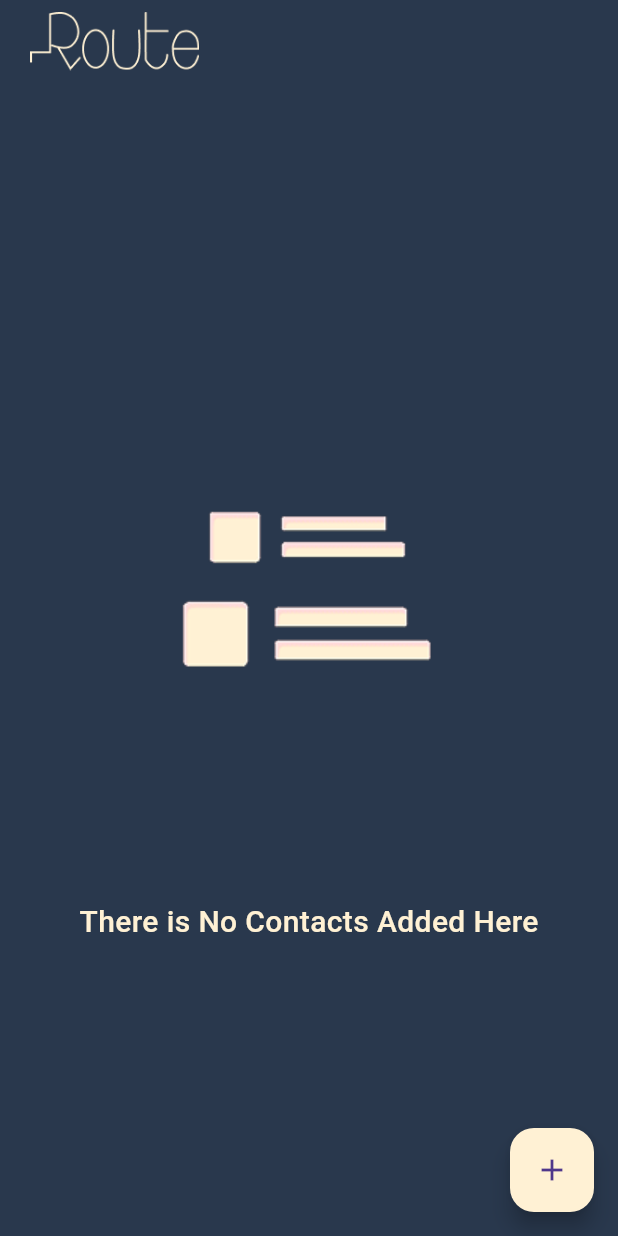
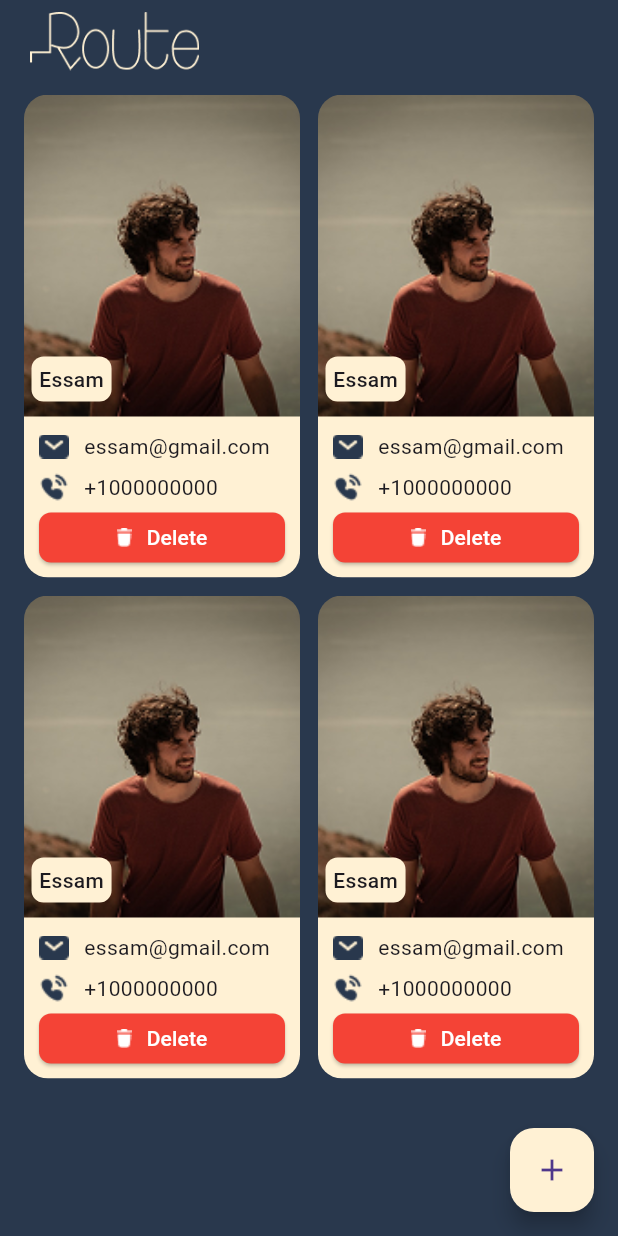
Before and after one commit to essammetwally1/contact, a Flutter app: the screen it shows after launch, on a phone screen of 412 x 824 dp. Run offline on Flutter 3.47's test engine with Material 3 defaults, Android fonts, the phone set to English and light mode, and no system bars; our stand-ins replace image_picker.

Commit message:
contact item widget build

```diff
--- a/lib/screens/home_screen.dart
+++ b/lib/screens/home_screen.dart
@@ -20,24 +20,138 @@ class HomeScreen extends StatelessWidget {
               child: Image.asset('assets/route.png', height: 39, width: 117),
             ),
             Expanded(
+              child: Padding(
+                padding: const EdgeInsets.all(16),
+                child: GridView.builder(
+                  itemCount: 4,
+                  gridDelegate: const SliverGridDelegateWithFixedCrossAxisCount(
+                    crossAxisCount: 2, // 2 items per row
+                    crossAxisSpacing: 12, // space between columns
+                    mainAxisSpacing: 12, // space between rows
+                    childAspectRatio: 2 / 3.5,
+                  ),
+                  itemBuilder: (context, index) {
+                    return Container(
+                      clipBehavior: Clip.antiAlias,
+                      decoration: BoxDecoration(
+                        borderRadius: BorderRadius.circular(16),
+                      ),
                       child: Column(
-                mainAxisAlignment: MainAxisAlignment.center,
-
                         children: [
-                  Image.asset('assets/homeimage.png', width: double.infinity),
-                  SizedBox(
-                    height: MediaQuery.sizeOf(context).height * .1,
+                          Expanded(
+                            flex: 4,
+                            child: Stack(
+                              children: [
+                                Container(
+                                  decoration: BoxDecoration(
+                                    image: DecorationImage(
+                                      image: AssetImage('assets/model1.png'),
+                                      fit: BoxFit.cover,
+                                    ),
+                                  ),
+                                ),
+                                Positioned(
+                                  bottom: 10,
+                                  left: 5,
+                                  child: Container(
+                                    padding: EdgeInsets.all(5),
+                                    decoration: BoxDecoration(
+                                      color: Color(0xffFFF1D4),
+                                      borderRadius: BorderRadius.circular(8),
+                                    ),
                                     child: Text(
-                      'There is No Contacts Added Here',
+                                      'Essam',
                                       style: TextStyle(
-                        color: Color(0xffFFF1D4),
-                        fontSize: 20,
+                                        fontSize: 14,
                                         fontWeight: FontWeight.w500,
+                                      ),
                                     ),
                                   ),
                                 ),
                               ],
                             ),
+                          ),
+                          Expanded(
+                            flex: 2,
+                            child: Container(
+                              padding: EdgeInsets.all(10),
+                              color: Color(0xffFFF1D4),
+                              child: Column(
+                                children: [
+                                  Row(
+                                    children: [
+                                      Image.asset('assets/mail.png'),
+                                      SizedBox(width: 10),
+                                      Text('essam@gmail.com'),
+                                    ],
+                                  ),
+                                  SizedBox(height: 7),
+                                  Row(
+                                    children: [
+                                      Image.asset('assets/phone.png'),
+                                      SizedBox(width: 10),
+
+                                      Text('+1000000000'),
+                                    ],
+                                  ),
+                                  SizedBox(height: 7),
+
+                                  Expanded(
+                                    child: ElevatedButton(
+                                      onPressed: () {},
+                                      style: ElevatedButton.styleFrom(
+                                        backgroundColor: Colors.red,
+                                        shape: RoundedRectangleBorder(
+                                          borderRadius:
+                                              BorderRadiusGeometry.circular(8),
+                                        ),
+                                      ),
+                                      child: Row(
+                                        mainAxisAlignment:
+                                            MainAxisAlignment.center,
+                                        children: [
+                                          Image.asset('assets/delete.png'),
+                                          SizedBox(width: 10),
+
+                                          Text(
+                                            'Delete',
+                                            style: TextStyle(
+                                              color: Colors.white,
+                                            ),
+                                          ),
+                                        ],
+                                      ),
+                                    ),
+                                  ),
+                                ],
+                              ),
+                            ),
+                          ),
+                        ],
+                      ),
+                    );
+                  },
+                ),
+              ),
+
+              //  Column(
+              //   mainAxisAlignment: MainAxisAlignment.center,
+
+              //   children: [
+              //     Image.asset('assets/homeimage.png', width: double.infinity),
+              //     SizedBox(
+              //       height: MediaQuery.sizeOf(context).height * .1,
+              //       child: Text(
+              //         'There is No Contacts Added Here',
+              //         style: TextStyle(
+              //           color: Color(0xffFFF1D4),
+              //           fontSize: 20,
+              //           fontWeight: FontWeight.w500,
+              //         ),
+              //       ),
+              //     ),
+              //   ],
+              // ),
             ),
           ],
         ),
```
Also changed, not shown: assets/delete.png (added), assets/mail.png (added), assets/model1.png (added), assets/phone.png (added). Lines whose indentation alone changed are shown as unchanged.
